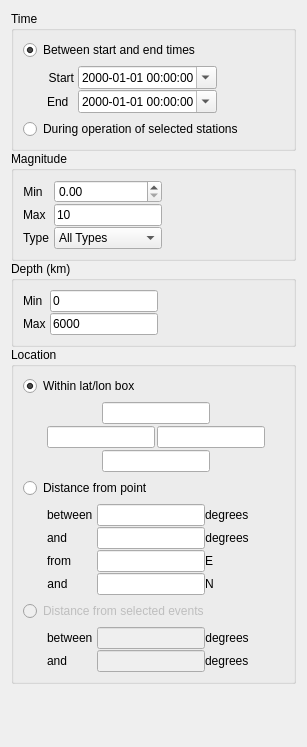
First picture: the form in pyweed/gui/uic/EventOptionsWidget.ui, repository iris-edu/pyweed, before the edit.
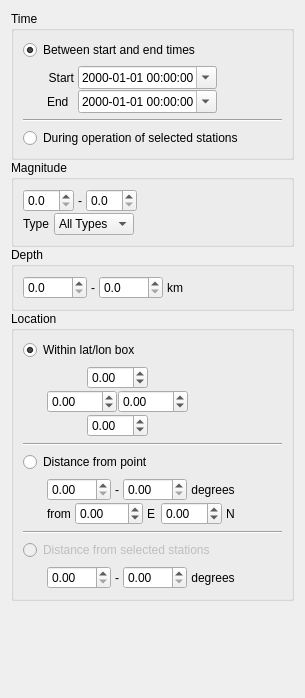
Second picture: the form after the edit.

What changed in the file:
```diff
--- a/pyweed/gui/uic/EventOptionsWidget.ui
+++ b/pyweed/gui/uic/EventOptionsWidget.ui
@@ -6,15 +6,15 @@
    <rect>
     <x>0</x>
     <y>0</y>
-    <width>307</width>
-    <height>747</height>
+    <width>305</width>
+    <height>698</height>
    </rect>
   </property>
-  <property name="styleSheet">
-   <string notr="true">QLineEdit {
-	width: 5em;
-}
-</string>
+  <property name="sizePolicy">
+   <sizepolicy hsizetype="Minimum" vsizetype="Preferred">
+    <horstretch>0</horstretch>
+    <verstretch>0</verstretch>
+   </sizepolicy>
   </property>
   <layout class="QVBoxLayout" name="verticalLayout">
    <property name="spacing">
@@ -40,84 +40,77 @@
        </widget>
       </item>
       <item>
-       <layout class="QHBoxLayout" name="horizontalLayout">
-        <property name="spacing">
-         <number>0</number>
+       <layout class="QFormLayout" name="formLayout_3">
+        <property name="fieldGrowthPolicy">
+         <enum>QFormLayout::FieldsStayAtSizeHint</enum>
+        </property>
+        <property name="formAlignment">
+         <set>Qt::AlignLeading|Qt::AlignLeft|Qt::AlignTop</set>
+        </property>
+        <property name="horizontalSpacing">
+         <number>4</number>
+        </property>
+        <property name="verticalSpacing">
+         <number>1</number>
         </property>
         <property name="leftMargin">
          <number>24</number>
         </property>
-        <item>
-         <layout class="QFormLayout" name="formLayout_3">
-          <property name="horizontalSpacing">
-           <number>4</number>
+        <item row="0" column="0">
+         <widget class="QLabel" name="starttimeLabel">
+          <property name="text">
+           <string>Start</string>
           </property>
-          <property name="verticalSpacing">
-           <number>1</number>
+          <property name="alignment">
+           <set>Qt::AlignRight|Qt::AlignTrailing|Qt::AlignVCenter</set>
           </property>
-          <item row="0" column="0">
-           <widget class="QLabel" name="starttimeLabel">
-            <property name="text">
-             <string>Start</string>
-            </property>
-            <property name="alignment">
-             <set>Qt::AlignRight|Qt::AlignTrailing|Qt::AlignVCenter</set>
-            </property>
-           </widget>
-          </item>
-          <item row="0" column="1">
-           <widget class="QDateTimeEdit" name="starttimeDateTimeEdit">
-            <property name="alignment">
-             <set>Qt::AlignLeading|Qt::AlignLeft|Qt::AlignVCenter</set>
-            </property>
-            <property name="displayFormat">
-             <string>yyyy-MM-dd hh:mm:ss</string>
-            </property>
-            <property name="calendarPopup">
-             <bool>true</bool>
-            </property>
-            <property name="timeSpec">
-             <enum>Qt::UTC</enum>
-            </property>
-           </widget>
-          </item>
-          <item row="1" column="0">
-           <widget class="QLabel" name="endtimeLabel">
-            <property name="text">
-             <string>End</string>
-            </property>
-           </widget>
-          </item>
-          <item row="1" column="1">
-           <widget class="QDateTimeEdit" name="endtimeDateTimeEdit">
-            <property name="displayFormat">
-             <string>yyyy-MM-dd hh:mm:ss</string>
-            </property>
-            <property name="calendarPopup">
-             <bool>true</bool>
-            </property>
-            <property name="timeSpec">
-             <enum>Qt::UTC</enum>
-            </property>
-           </widget>
-          </item>
-         </layout>
+         </widget>
         </item>
-        <item>
-         <spacer name="horizontalSpacer">
-          <property name="orientation">
-           <enum>Qt::Horizontal</enum>
+        <item row="0" column="1">
+         <widget class="QDateTimeEdit" name="starttimeDateTimeEdit">
+          <property name="alignment">
+           <set>Qt::AlignLeading|Qt::AlignLeft|Qt::AlignVCenter</set>
           </property>
-          <property name="sizeHint" stdset="0">
-           <size>
-            <width>0</width>
-            <height>0</height>
-           </size>
+          <property name="displayFormat">
+           <string>yyyy-MM-dd hh:mm:ss</string>
           </property>
-         </spacer>
+          <property name="calendarPopup">
+           <bool>true</bool>
+          </property>
+          <property name="timeSpec">
+           <enum>Qt::UTC</enum>
+          </property>
+         </widget>
+        </item>
+        <item row="1" column="0">
+         <widget class="QLabel" name="endtimeLabel">
+          <property name="text">
+           <string>End</string>
+          </property>
+         </widget>
+        </item>
+        <item row="1" column="1">
+         <widget class="QDateTimeEdit" name="endtimeDateTimeEdit">
+          <property name="displayFormat">
+           <string>yyyy-MM-dd hh:mm:ss</string>
+          </property>
+          <property name="calendarPopup">
+           <bool>true</bool>
+          </property>
+          <property name="timeSpec">
+           <enum>Qt::UTC</enum>
+          </property>
+         </widget>
         </item>
        </layout>
       </item>
+      <item>
+       <widget class="Line" name="line_3">
+        <property name="orientation">
+         <enum>Qt::Horizontal</enum>
+        </property>
+       </widget>
+      </item>
       <item>
        <widget class="QRadioButton" name="timeDuringStationsRadioButton">
         <property name="text">
@@ -135,83 +128,135 @@
      </property>
      <layout class="QVBoxLayout" name="verticalLayout_3">
       <item>
-       <layout class="QHBoxLayout" name="horizontalLayout_2">
+       <layout class="QHBoxLayout" name="magnitudeLayout" stretch="0,1">
         <property name="spacing">
          <number>0</number>
         </property>
         <item>
-         <layout class="QFormLayout" name="formLayout">
-          <property name="horizontalSpacing">
-           <number>4</number>
-          </property>
-          <property name="verticalSpacing">
+         <layout class="QVBoxLayout" name="verticalLayout_9">
+          <property name="spacing">
            <number>1</number>
           </property>
-          <item row="0" column="0">
-           <widget class="QLabel" name="label">
-            <property name="text">
-             <string>Min</string>
+          <property name="sizeConstraint">
+           <enum>QLayout::SetDefaultConstraint</enum>
+          </property>
+          <property name="leftMargin">
+           <number>0</number>
+          </property>
+          <item>
+           <layout class="QHBoxLayout" name="horizontalLayout_15">
+            <property name="spacing">
+             <number>4</number>
             </property>
-            <property name="alignment">
-             <set>Qt::AlignCenter</set>
+            <property name="sizeConstraint">
+             <enum>QLayout::SetDefaultConstraint</enum>
             </property>
-           </widget>
-          </item>
-          <item row="0" column="1">
-           <widget class="QDoubleSpinBox" name="minmagLineEdit"/>
-          </item>
-          <item row="1" column="0">
-           <widget class="QLabel" name="label_4">
-            <property name="text">
-             <string>Max</string>
-            </property>
-           </widget>
-          </item>
-          <item row="1" column="1">
-           <widget class="QLineEdit" name="maxmagLineEdit">
-            <property name="text">
-             <string>10</string>
-            </property>
-           </widget>
-          </item>
-          <item row="2" column="0">
-           <widget class="QLabel" name="label_7">
-            <property name="text">
-             <string>Type</string>
-            </property>
-           </widget>
-          </item>
-          <item row="2" column="1">
-           <widget class="QComboBox" name="magtypeComboBox">
-            <property name="enabled">
-             <bool>true</bool>
-            </property>
             <item>
-             <property name="text">
-              <string>All Types</string>
-             </property>
+             <widget class="QDoubleSpinBox" name="minMagDoubleSpinBox">
+              <property name="decimals">
+               <number>1</number>
+              </property>
+              <property name="maximum">
+               <double>10.000000000000000</double>
+              </property>
+             </widget>
             </item>
             <item>
-             <property name="text">
-              <string>TB</string>
-             </property>
+             <widget class="QLabel" name="label_11">
+              <property name="text">
+               <string>-</string>
+              </property>
+             </widget>
             </item>
             <item>
-             <property name="text">
-              <string>ML</string>
-             </property>
+             <widget class="QDoubleSpinBox" name="maxMagDoubleSpinBox">
+              <property name="decimals">
+               <number>1</number>
+              </property>
+              <property name="maximum">
+               <double>10.000000000000000</double>
+              </property>
+             </widget>
             </item>
             <item>
-             <property name="text">
-              <string>MS</string>
-             </property>
+             <spacer name="horizontalSpacer_11">
+              <property name="orientation">
+               <enum>Qt::Horizontal</enum>
+              </property>
+              <property name="sizeType">
+               <enum>QSizePolicy::Expanding</enum>
+              </property>
+              <property name="sizeHint" stdset="0">
+               <size>
+                <width>0</width>
+                <height>0</height>
+               </size>
+              </property>
+             </spacer>
             </item>
+           </layout>
+          </item>
+          <item>
+           <layout class="QHBoxLayout" name="horizontalLayout">
+            <property name="spacing">
+             <number>4</number>
+            </property>
             <item>
-             <property name="text">
-              <string>MW</string>
-             </property>
+             <widget class="QLabel" name="label_7">
+              <property name="text">
+               <string>Type</string>
+              </property>
+             </widget>
             </item>
-           </widget>
+            <item>
+             <widget class="QComboBox" name="magTypeComboBox">
+              <property name="enabled">
+               <bool>true</bool>
+              </property>
+              <item>
+               <property name="text">
+                <string>All Types</string>
+               </property>
+              </item>
+              <item>
+               <property name="text">
+                <string>TB</string>
+               </property>
+              </item>
+              <item>
+               <property name="text">
+                <string>ML</string>
+               </property>
+              </item>
+              <item>
+               <property name="text">
+                <string>MS</string>
+               </property>
+              </item>
+              <item>
+               <property name="text">
+                <string>MW</string>
+               </property>
+              </item>
+             </widget>
+            </item>
+            <item>
+             <spacer name="horizontalSpacer_12">
+              <property name="orientation">
+               <enum>Qt::Horizontal</enum>
+              </property>
+              <property name="sizeType">
+               <enum>QSizePolicy::Expanding</enum>
+              </property>
+              <property name="sizeHint" stdset="0">
+               <size>
+                <width>1</width>
+                <height>0</height>
+               </size>
+              </property>
+             </spacer>
+            </item>
+           </layout>
           </item>
          </layout>
         </item>
@@ -222,8 +267,8 @@
           </property>
           <property name="sizeHint" stdset="0">
            <size>
-            <width>40</width>
-            <height>20</height>
+            <width>0</width>
+            <height>0</height>
            </size>
           </property>
          </spacer>
@@ -236,47 +281,53 @@
    <item>
     <widget class="QGroupBox" name="depthGroupBox">
      <property name="title">
-      <string>Depth (km)</string>
+      <string>Depth</string>
      </property>
      <layout class="QVBoxLayout" name="verticalLayout_5">
       <item>
-       <layout class="QHBoxLayout" name="horizontalLayout_3">
+       <layout class="QHBoxLayout" name="depthLayout" stretch="0,1">
         <property name="spacing">
          <number>0</number>
         </property>
         <item>
-         <layout class="QFormLayout" name="formLayout_2">
-          <property name="horizontalSpacing">
+         <layout class="QHBoxLayout" name="horizontalLayout_16">
+          <property name="spacing">
            <number>4</number>
           </property>
-          <property name="verticalSpacing">
-           <number>1</number>
+          <property name="sizeConstraint">
+           <enum>QLayout::SetDefaultConstraint</enum>
           </property>
-          <item row="1" column="0">
-           <widget class="QLabel" name="label_2">
-            <property name="text">
-             <string>Max</string>
+          <item>
+           <widget class="QDoubleSpinBox" name="minDepthDoubleSpinBox">
+            <property name="decimals">
+             <number>1</number>
             </property>
+            <property name="maximum">
+             <double>6800.000000000000000</double>
+            </property>
            </widget>
           </item>
-          <item row="0" column="1">
-           <widget class="QLineEdit" name="mindepthLineEdit">
+          <item>
+           <widget class="QLabel" name="label_13">
             <property name="text">
-             <string>0</string>
+             <string>-</string>
             </property>
            </widget>
           </item>
-          <item row="1" column="1">
-           <widget class="QLineEdit" name="maxdepthLineEdit">
-            <property name="text">
-             <string>6000</string>
+          <item>
+           <widget class="QDoubleSpinBox" name="maxDepthDoubleSpinBox">
+            <property name="decimals">
+             <number>1</number>
             </property>
+            <property name="maximum">
+             <double>6800.000000000000000</double>
+            </property>
            </widget>
           </item>
-          <item row="0" column="0">
+          <item>
            <widget class="QLabel" name="label_12">
             <property name="text">
-             <string>Min</string>
+             <string>km</string>
             </property>
            </widget>
           </item>
@@ -289,8 +340,8 @@
           </property>
           <property name="sizeHint" stdset="0">
            <size>
-            <width>40</width>
-            <height>20</height>
+            <width>0</width>
+            <height>0</height>
            </size>
           </property>
          </spacer>
@@ -305,7 +356,7 @@
      <property name="title">
       <string>Location</string>
      </property>
-     <layout class="QVBoxLayout" name="verticalLayout_4">
+     <layout class="QVBoxLayout" name="verticalLayout_6">
       <item>
        <widget class="QRadioButton" name="locationRangeRadioButton">
         <property name="text">
@@ -317,7 +368,7 @@
        </widget>
       </item>
       <item>
-       <layout class="QHBoxLayout" name="locationRangeLayout_2" stretch="0,1">
+       <layout class="QHBoxLayout" name="locationRangeLayout" stretch="0,1">
         <property name="spacing">
          <number>0</number>
         </property>
@@ -327,7 +378,7 @@
         <item>
          <layout class="QVBoxLayout" name="verticalLayout_8">
           <property name="spacing">
-           <number>2</number>
+           <number>1</number>
           </property>
           <item>
            <layout class="QHBoxLayout" name="horizontalLayout_23">
@@ -345,7 +396,14 @@
              </spacer>
             </item>
             <item>
-             <widget class="QLineEdit" name="locationRangeNorthLineEdit"/>
+             <widget class="QDoubleSpinBox" name="locationRangeNorthDoubleSpinBox">
+              <property name="minimum">
+               <double>-90.000000000000000</double>
+              </property>
+              <property name="maximum">
+               <double>90.000000000000000</double>
+              </property>
+             </widget>
             </item>
             <item>
              <spacer name="horizontalSpacer_14">
@@ -368,22 +426,22 @@
           <item>
            <layout class="QHBoxLayout" name="horizontalLayout_24">
             <item>
-             <widget class="QLineEdit" name="locationRangeEastLineEdit">
-              <property name="sizePolicy">
-               <sizepolicy hsizetype="Fixed" vsizetype="Fixed">
-                <horstretch>0</horstretch>
-                <verstretch>0</verstretch>
-               </sizepolicy>
+             <widget class="QDoubleSpinBox" name="locationRangeWestDoubleSpinBox">
+              <property name="minimum">
+               <double>-180.000000000000000</double>
+              </property>
+              <property name="maximum">
+               <double>180.000000000000000</double>
               </property>
              </widget>
             </item>
             <item>
-             <widget class="QLineEdit" name="locationRangeWestLineEdit">
-              <property name="sizePolicy">
-               <sizepolicy hsizetype="Fixed" vsizetype="Fixed">
-                <horstretch>0</horstretch>
-                <verstretch>0</verstretch>
-               </sizepolicy>
+             <widget class="QDoubleSpinBox" name="locationRangeEastDoubleSpinBox">
+              <property name="minimum">
+               <double>-180.000000000000000</double>
+              </property>
+              <property name="maximum">
+               <double>180.000000000000000</double>
               </property>
              </widget>
             </item>
@@ -405,12 +463,12 @@
              </spacer>
             </item>
             <item>
-             <widget class="QLineEdit" name="locationRangeSouthLineEdit">
-              <property name="sizePolicy">
-               <sizepolicy hsizetype="Fixed" vsizetype="Fixed">
-                <horstretch>0</horstretch>
-                <verstretch>0</verstretch>
-               </sizepolicy>
+             <widget class="QDoubleSpinBox" name="locationRangeSouthDoubleSpinBox">
+              <property name="minimum">
+               <double>-90.000000000000000</double>
+              </property>
+              <property name="maximum">
+               <double>90.000000000000000</double>
               </property>
              </widget>
             </item>
@@ -438,14 +496,21 @@
           </property>
           <property name="sizeHint" stdset="0">
            <size>
-            <width>40</width>
-            <height>20</height>
+            <width>0</width>
+            <height>0</height>
            </size>
           </property>
          </spacer>
         </item>
        </layout>
       </item>
+      <item>
+       <widget class="Line" name="line">
+        <property name="orientation">
+         <enum>Qt::Horizontal</enum>
+        </property>
+       </widget>
+      </item>
       <item>
        <widget class="QRadioButton" name="locationDistanceFromPointRadioButton">
         <property name="enabled">
@@ -457,7 +522,7 @@
        </widget>
       </item>
       <item>
-       <layout class="QHBoxLayout" name="horizontalLayout_18">
+       <layout class="QHBoxLayout" name="locationDistanceFromPointLayout" stretch="0,1">
         <property name="spacing">
          <number>0</number>
         </property>
@@ -465,71 +530,53 @@
          <number>24</number>
         </property>
         <item>
-         <layout class="QFormLayout" name="formLayout_7">
-          <property name="horizontalSpacing">
-           <number>4</number>
-          </property>
-          <property name="verticalSpacing">
+         <layout class="QVBoxLayout" name="verticalLayout_4">
+          <property name="spacing">
            <number>1</number>
           </property>
-          <item row="0" column="0">
-           <widget class="QLabel" name="label_29">
-            <property name="text">
-             <string>between</string>
+          <property name="sizeConstraint">
+           <enum>QLayout::SetDefaultConstraint</enum>
+          </property>
+          <property name="leftMargin">
+           <number>0</number>
+          </property>
+          <item>
+           <layout class="QHBoxLayout" name="horizontalLayout_14">
+            <property name="spacing">
+             <number>4</number>
             </property>
-           </widget>
-          </item>
-          <item row="0" column="1">
-           <layout class="QHBoxLayout" name="horizontalLayout_19">
+            <property name="sizeConstraint">
+             <enum>QLayout::SetDefaultConstraint</enum>
+            </property>
             <item>
-             <widget class="QLineEdit" name="distanceFromPointMinRadiusLineEdit">
-              <property name="enabled">
-               <bool>true</bool>
+             <widget class="QDoubleSpinBox" name="distanceFromPointMinRadiusDoubleSpinBox">
+              <property name="minimum">
+               <double>0.000000000000000</double>
               </property>
-              <property name="sizePolicy">
-               <sizepolicy hsizetype="Fixed" vsizetype="Fixed">
-                <horstretch>0</horstretch>
-                <verstretch>0</verstretch>
-               </sizepolicy>
+              <property name="maximum">
+               <double>180.000000000000000</double>
               </property>
              </widget>
             </item>
             <item>
-             <widget class="QLabel" name="label_30">
-              <property name="enabled">
-               <bool>true</bool>
-              </property>
+             <widget class="QLabel" name="label_3">
               <property name="text">
-               <string>degrees</string>
+               <string>-</string>
               </property>
              </widget>
             </item>
-           </layout>
-          </item>
-          <item row="1" column="0">
-           <widget class="QLabel" name="label_31">
-            <property name="text">
-             <string>and</string>
-            </property>
-           </widget>
-          </item>
-          <item row="1" column="1">
-           <layout class="QHBoxLayout" name="horizontalLayout_20">
             <item>
-             <widget class="QLineEdit" name="distanceFromPointMaxRadiusLineEdit">
-              <property name="enabled">
-               <bool>true</bool>
+             <widget class="QDoubleSpinBox" name="distanceFromPointMaxRadiusDoubleSpinBox">
+              <property name="minimum">
+               <double>0.000000000000000</double>
               </property>
-              <property name="sizePolicy">
-               <sizepolicy hsizetype="Fixed" vsizetype="Fixed">
-                <horstretch>0</horstretch>
-                <verstretch>0</verstretch>
-               </sizepolicy>
+              <property name="maximum">
+               <double>180.000000000000000</double>
               </property>
              </widget>
             </item>
             <item>
-             <widget class="QLabel" name="label_32">
+             <widget class="QLabel" name="label_8">
               <property name="enabled">
                <bool>true</bool>
               </property>
@@ -543,73 +590,50 @@
             </item>
            </layout>
           </item>
-          <item row="2" column="0">
-           <widget class="QLabel" name="label_33">
-            <property name="enabled">
-             <bool>true</bool>
+          <item>
+           <layout class="QHBoxLayout" name="horizontalLayout_18">
+            <property name="spacing">
+             <number>4</number>
             </property>
-            <property name="text">
-             <string>from</string>
-            </property>
-            <property name="alignment">
-             <set>Qt::AlignRight|Qt::AlignTrailing|Qt::AlignVCenter</set>
-            </property>
-           </widget>
-          </item>
-          <item row="2" column="1">
-           <layout class="QHBoxLayout" name="horizontalLayout_21">
             <item>
-             <widget class="QLineEdit" name="distanceFromPointEastLineEdit">
+             <widget class="QLabel" name="label_6">
+              <property name="text">
+               <string>from</string>
+              </property>
+             </widget>
+            </item>
+            <item>
+             <widget class="QDoubleSpinBox" name="distanceFromPointEastDoubleSpinBox">
+              <property name="minimum">
+               <double>-180.000000000000000</double>
+              </property>
+              <property name="maximum">
+               <double>180.000000000000000</double>
+              </property>
+             </widget>
+            </item>
+            <item>
+             <widget class="QLabel" name="label_14">
               <property name="enabled">
                <bool>true</bool>
               </property>
-              <property name="sizePolicy">
-               <sizepolicy hsizetype="Fixed" vsizetype="Fixed">
-                <horstretch>0</horstretch>
-                <verstretch>0</verstretch>
-               </sizepolicy>
-              </property>
-             </widget>
-            </item>
-            <item>
-             <widget class="QLabel" name="label_34">
               <property name="text">
                <string>E</string>
               </property>
              </widget>
             </item>
-           </layout>
-          </item>
-          <item row="3" column="0">
-           <widget class="QLabel" name="label_35">
-            <property name="enabled">
-             <bool>true</bool>
-            </property>
-            <property name="text">
-             <string>and</string>
-            </property>
-            <property name="alignment">
-             <set>Qt::AlignCenter</set>
-            </property>
-           </widget>
-          </item>
-          <item row="3" column="1">
-           <layout class="QHBoxLayout" name="horizontalLayout_22">
             <item>
-             <widget class="QLineEdit" name="distanceFromPointNorthLineEdit">
-              <property name="enabled">
-               <bool>true</bool>
+             <widget class="QDoubleSpinBox" name="distanceFromPointNorthDoubleSpinBox">
+              <property name="minimum">
+               <double>-90.000000000000000</double>
               </property>
-              <property name="sizePolicy">
-               <sizepolicy hsizetype="Fixed" vsizetype="Fixed">
-                <horstretch>0</horstretch>
-                <verstretch>0</verstretch>
-               </sizepolicy>
+              <property name="maximum">
+               <double>90.000000000000000</double>
               </property>
              </widget>
             </item>
             <item>
-             <widget class="QLabel" name="label_36">
+             <widget class="QLabel" name="label_9">
               <property name="text">
                <string>N</string>
               </property>
@@ -620,7 +644,7 @@
          </layout>
         </item>
         <item>
-         <spacer name="horizontalSpacer_12">
+         <spacer name="horizontalSpacer_25">
           <property name="orientation">
            <enum>Qt::Horizontal</enum>
           </property>
@@ -634,18 +658,25 @@
         </item>
        </layout>
       </item>
+      <item>
+       <widget class="Line" name="line_2">
+        <property name="orientation">
+         <enum>Qt::Horizontal</enum>
+        </property>
+       </widget>
+      </item>
       <item>
        <widget class="QRadioButton" name="locationDistanceFromEventsRadioButton">
         <property name="enabled">
          <bool>false</bool>
         </property>
         <property name="text">
-         <string>Distance from selected events</string>
+         <string>Distance from selected stations</string>
         </property>
        </widget>
       </item>
       <item>
-       <layout class="QHBoxLayout" name="horizontalLayout_15">
+       <layout class="QHBoxLayout" name="locationDistanceFromEventsLayout" stretch="0,1">
         <property name="spacing">
          <number>0</number>
         </property>
@@ -653,95 +684,67 @@
          <number>24</number>
         </property>
         <item>
-         <layout class="QFormLayout" name="formLayout_6">
-          <property name="horizontalSpacing">
+         <layout class="QHBoxLayout" name="horizontalLayout_19">
+          <property name="spacing">
            <number>4</number>
           </property>
-          <property name="verticalSpacing">
-           <number>1</number>
+          <property name="sizeConstraint">
+           <enum>QLayout::SetDefaultConstraint</enum>
           </property>
-          <item row="0" column="0">
-           <widget class="QLabel" name="label_25">
+          <property name="leftMargin">
+           <number>0</number>
+          </property>
+          <item>
+           <widget class="QDoubleSpinBox" name="distanceFromStationsMinRadiusDoubleSpinBox">
+            <property name="minimum">
+             <double>0.000000000000000</double>
+            </property>
+            <property name="maximum">
+             <double>180.000000000000000</double>
+            </property>
+           </widget>
+          </item>
+          <item>
+           <widget class="QLabel" name="label_5">
             <property name="text">
-             <string>between</string>
+             <string>-</string>
             </property>
            </widget>
           </item>
-          <item row="0" column="1">
-           <layout class="QHBoxLayout" name="horizontalLayout_16">
-            <item>
-             <widget class="QLineEdit" name="distanceFromEventsMinradiusLineEdit">
-              <property name="enabled">
-               <bool>false</bool>
-              </property>
-              <property name="sizePolicy">
-               <sizepolicy hsizetype="Fixed" vsizetype="Fixed">
-                <horstretch>0</horstretch>
-                <verstretch>0</verstretch>
-               </sizepolicy>
-              </property>
-             </widget>
-            </item>
-            <item>
-             <widget class="QLabel" name="label_26">
-              <property name="enabled">
-               <bool>true</bool>
-              </property>
-              <property name="text">
-               <string>degrees</string>
-              </property>
-              <property name="alignment">
-               <set>Qt::AlignCenter</set>
-              </property>
-             </widget>
-            </item>
-           </layout>
+          <item>
+           <widget class="QDoubleSpinBox" name="distanceFromStationsMaxRadiusDoubleSpinBox">
+            <property name="minimum">
+             <double>0.000000000000000</double>
+            </property>
+            <property name="maximum">
+             <double>180.000000000000000</double>
+            </property>
+           </widget>
           </item>
-          <item row="1" column="0">
-           <widget class="QLabel" name="label_27">
+          <item>
+           <widget class="QLabel" name="label_10">
+            <property name="enabled">
+             <bool>true</bool>
+            </property>
             <property name="text">
-             <string>and</string>
+             <string>degrees</string>
             </property>
+            <property name="alignment">
+             <set>Qt::AlignCenter</set>
+            </property>
            </widget>
           </item>
-          <item row="1" column="1">
-           <layout class="QHBoxLayout" name="horizontalLayout_17">
-            <item>
-             <widget class="QLineEdit" name="distanceFromEventsMaxradiusLineEdit">
-              <property name="enabled">
-               <bool>false</bool>
-              </property>
-              <property name="sizePolicy">
-               <sizepolicy hsizetype="Fixed" vsizetype="Fixed">
-                <horstretch>0</horstretch>
-                <verstretch>0</verstretch>
-               </sizepolicy>
-              </property>
-             </widget>
-            </item>
-            <item>
-             <widget class="QLabel" name="label_28">
-              <property name="enabled">
-               <bool>true</bool>
-              </property>
-              <property name="text">
-               <string>degrees</string>
-              </property>
-             </widget>
-            </item>
-           </layout>
-          </item>
          </layout>
         </item>
         <item>
-         <spacer name="horizontalSpacer_11">
+         <spacer name="horizontalSpacer_26">
           <property name="orientation">
            <enum>Qt::Horizontal</enum>
           </property>
           <property name="sizeHint" stdset="0">
            <size>
-            <width>40</width>
-            <height>20</height>
+            <width>0</width>
+            <height>0</height>
            </size>
           </property>
          </spacer>
```
Left out of the diff: 4 changed lines with no effect on the pictures.
